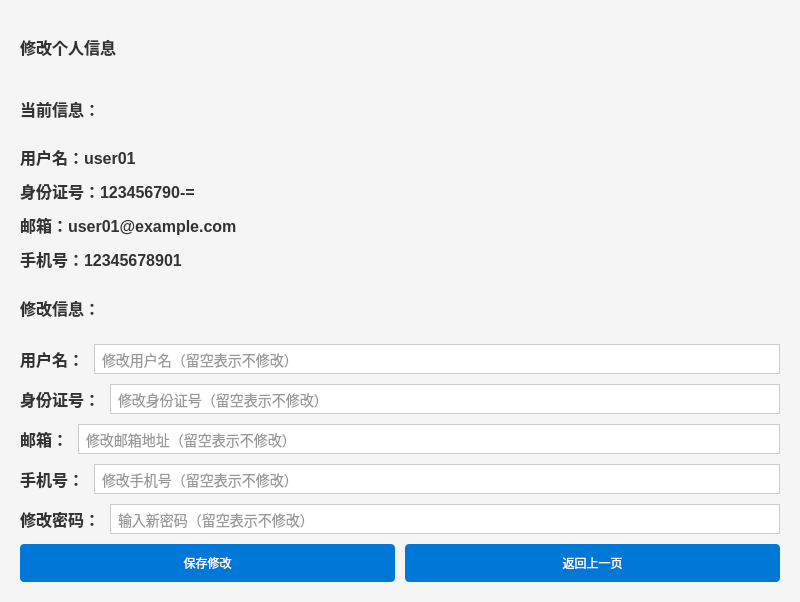
Before: the Qt Designer form ui/Profile_manager.ui in ABLingss/UESTC-PBLF--, drawn with Qt 5.
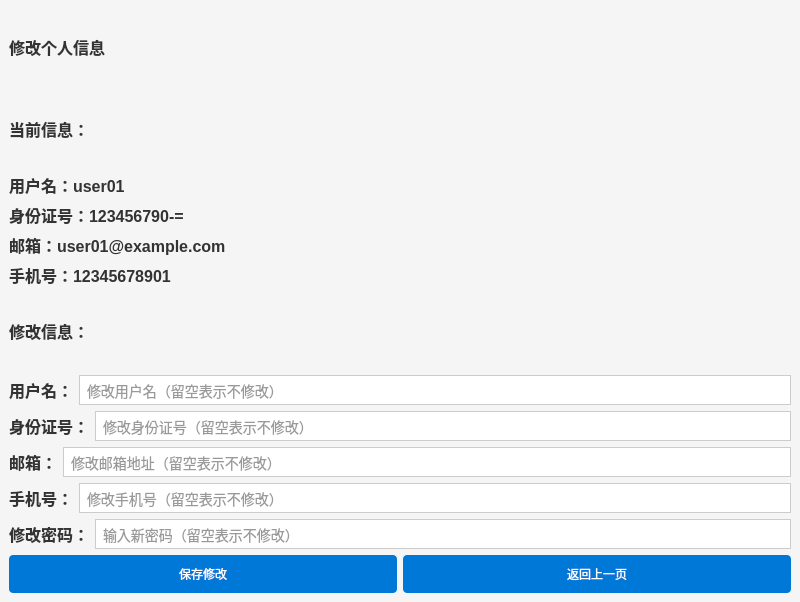
After: the same form once the commit is applied.

```diff
--- a/ui/Profile_manager.ui
+++ b/ui/Profile_manager.ui
@@ -50,37 +50,22 @@
 }</string>
   </property>
   <widget class="QWidget" name="centralwidget">
-   <layout class="QVBoxLayout" name="verticalLayout">
-    <property name="spacing">
-     <number>10</number>
-    </property>
-    <property name="leftMargin">
-     <number>20</number>
-    </property>
-    <property name="topMargin">
-     <number>20</number>
-    </property>
-    <property name="rightMargin">
-     <number>20</number>
-    </property>
-    <property name="bottomMargin">
-     <number>20</number>
-    </property>
-    <item>
+   <layout class="QGridLayout" name="gridLayout">
+    <item row="0" column="0">
      <widget class="QLabel" name="profileTitleLabel">
       <property name="text">
        <string>修改个人信息</string>
       </property>
      </widget>
     </item>
-    <item>
+    <item row="1" column="0">
      <widget class="QLabel" name="currentInfoLabel">
       <property name="text">
        <string>当前信息：</string>
       </property>
      </widget>
     </item>
-    <item>
+    <item row="2" column="0" colspan="2">
      <layout class="QVBoxLayout" name="currentInfoLayout">
       <item>
        <widget class="QLabel" name="currentUsernameLabel">
@@ -112,14 +97,21 @@
       </item>
      </layout>
     </item>
-    <item>
+    <item row="3" column="0">
      <widget class="QLabel" name="editInfoLabel">
       <property name="text">
        <string>修改信息：</string>
       </property>
      </widget>
     </item>
-    <item>
+    <item row="3" column="1">
+     <widget class="QLabel" name="label_3">
+      <property name="text">
+       <string/>
+      </property>
+     </widget>
+    </item>
+    <item row="4" column="0" colspan="2">
      <layout class="QHBoxLayout" name="usernameLayout">
       <item>
        <widget class="QLabel" name="usernameLabel">
@@ -137,7 +129,7 @@
       </item>
      </layout>
     </item>
-    <item>
+    <item row="5" column="0" colspan="2">
      <layout class="QHBoxLayout" name="horizontalLayout">
       <item>
        <layout class="QHBoxLayout" name="horizontalLayout_2">
@@ -159,7 +151,7 @@
       </item>
      </layout>
     </item>
-    <item>
+    <item row="6" column="0" colspan="2">
      <layout class="QHBoxLayout" name="emailLayout">
       <item>
        <widget class="QLabel" name="emailLabel">
@@ -177,7 +169,7 @@
       </item>
      </layout>
     </item>
-    <item>
+    <item row="7" column="0" colspan="2">
      <layout class="QHBoxLayout" name="phoneLayout">
       <item>
        <widget class="QLabel" name="phoneLabel">
@@ -195,7 +187,7 @@
       </item>
      </layout>
     </item>
-    <item>
+    <item row="8" column="0" colspan="2">
      <layout class="QHBoxLayout" name="passwordLayout">
       <item>
        <widget class="QLabel" name="passwordLabel">
@@ -216,7 +208,7 @@
       </item>
      </layout>
     </item>
-    <item>
+    <item row="9" column="0" colspan="2">
      <layout class="QHBoxLayout" name="buttonLayout">
       <item>
        <widget class="QPushButton" name="saveButton">
```
